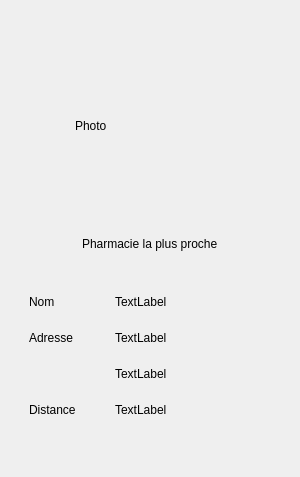
First picture: the form in ProjetsCPP/GeoStation_Projet/pharmaciemozaicwidget.ui, repository CALF75/FormationAJC, before the edit.
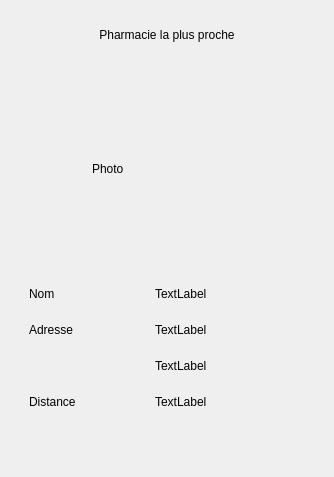
Second picture: the form after the edit. Icons and pictures are not drawn. Custom widgets are drawn as their Qt base class.

```diff
--- a/ProjetsCPP/GeoStation_Projet/pharmaciemozaicwidget.ui
+++ b/ProjetsCPP/GeoStation_Projet/pharmaciemozaicwidget.ui
@@ -12,26 +12,24 @@
   </property>
   <property name="minimumSize">
    <size>
-    <width>300</width>
-    <height>477</height>
+    <width>0</width>
+    <height>0</height>
    </size>
   </property>
   <property name="windowTitle">
    <string>Form</string>
   </property>
-  <layout class="QVBoxLayout" name="verticalLayout_6">
+  <layout class="QGridLayout" name="gridLayout_3">
+   <item row="0" column="0">
+    <widget class="WidgetStyleSheet" name="widget_2" native="true">
+     <layout class="QGridLayout" name="gridLayout_2">
+      <item row="1" column="1">
+       <widget class="QWidget" name="widget" native="true">
+        <layout class="QGridLayout" name="gridLayout_4">
+         <item row="0" column="0">
+          <layout class="QHBoxLayout" name="horizontalLayout">
    <item>
-    <widget class="QWidget" name="widget_2" native="true">
-     <layout class="QHBoxLayout" name="horizontalLayout_6">
-      <item>
-       <widget class="WidgetStyleSheet" name="widget" native="true">
-        <layout class="QHBoxLayout" name="horizontalLayout_4">
-         <item>
-          <layout class="QVBoxLayout" name="verticalLayout_3">
-           <item>
-            <layout class="QHBoxLayout" name="horizontalLayout_3">
-             <item>
-              <spacer name="horizontalSpacer_4">
+            <spacer name="horizontalSpacer">
                <property name="orientation">
                 <enum>Qt::Horizontal</enum>
                </property>
@@ -66,49 +64,6 @@
               </widget>
              </item>
              <item>
-              <spacer name="horizontalSpacer_5">
-               <property name="orientation">
-                <enum>Qt::Horizontal</enum>
-               </property>
-               <property name="sizeHint" stdset="0">
-                <size>
-                 <width>40</width>
-                 <height>20</height>
-                </size>
-               </property>
-              </spacer>
-             </item>
-            </layout>
-           </item>
-           <item>
-            <layout class="QHBoxLayout" name="horizontalLayout_2">
-             <item>
-              <spacer name="horizontalSpacer">
-               <property name="orientation">
-                <enum>Qt::Horizontal</enum>
-               </property>
-               <property name="sizeHint" stdset="0">
-                <size>
-                 <width>40</width>
-                 <height>20</height>
-                </size>
-               </property>
-              </spacer>
-             </item>
-             <item>
-              <widget class="QLabel" name="label">
-               <property name="maximumSize">
-                <size>
-                 <width>16777215</width>
-                 <height>30</height>
-                </size>
-               </property>
-               <property name="text">
-                <string>Pharmacie la plus proche</string>
-               </property>
-              </widget>
-             </item>
-             <item>
               <spacer name="horizontalSpacer_2">
                <property name="orientation">
                 <enum>Qt::Horizontal</enum>
@@ -123,136 +78,194 @@
              </item>
             </layout>
            </item>
-           <item>
-            <layout class="QHBoxLayout" name="horizontalLayout">
-             <item>
-              <layout class="QVBoxLayout" name="verticalLayout">
-               <item>
-                <widget class="QLabel" name="label_nom">
-                 <property name="maximumSize">
-                  <size>
-                   <width>80</width>
-                   <height>16777215</height>
-                  </size>
-                 </property>
-                 <property name="styleSheet">
-                  <string notr="true">background-color: url(none);
-border-color: rgba(255, 255, 255, 0);</string>
-                 </property>
-                 <property name="text">
-                  <string>Nom</string>
-                 </property>
-                </widget>
-               </item>
-               <item>
-                <widget class="QLabel" name="label_adresse">
-                 <property name="maximumSize">
-                  <size>
-                   <width>80</width>
-                   <height>16777215</height>
-                  </size>
-                 </property>
-                 <property name="styleSheet">
-                  <string notr="true">background-color: url(none);
-border-color: rgba(255, 255, 255, 0);</string>
-                 </property>
-                 <property name="text">
-                  <string>Adresse</string>
-                 </property>
-                </widget>
-               </item>
-               <item>
-                <widget class="QLabel" name="label_2">
-                 <property name="maximumSize">
-                  <size>
-                   <width>80</width>
-                   <height>30</height>
-                  </size>
-                 </property>
-                 <property name="styleSheet">
-                  <string notr="true">background-color: url(none);
-border-color: rgba(255, 255, 255, 0);</string>
-                 </property>
-                 <property name="text">
-                  <string/>
-                 </property>
-                </widget>
-               </item>
-               <item>
-                <widget class="QLabel" name="label_distance">
-                 <property name="maximumSize">
-                  <size>
-                   <width>80</width>
-                   <height>16777215</height>
-                  </size>
-                 </property>
-                 <property name="styleSheet">
-                  <string notr="true">background-color: url(none);
-border-color: rgba(255, 255, 255, 0);</string>
-                 </property>
-                 <property name="text">
-                  <string>Distance</string>
-                 </property>
-                </widget>
-               </item>
-              </layout>
-             </item>
-             <item>
+         <item row="1" column="0">
+          <layout class="QGridLayout" name="gridLayout">
+           <item row="0" column="1">
               <layout class="QVBoxLayout" name="verticalLayout_2">
                <item>
                 <widget class="LabelDyn" name="label_nom2">
+               <property name="minimumSize">
+                <size>
+                 <width>150</width>
+                 <height>20</height>
+                </size>
+               </property>
                  <property name="maximumSize">
                   <size>
-                   <width>16777215</width>
+                 <width>150</width>
                    <height>30</height>
                   </size>
                  </property>
                  <property name="text">
                   <string>TextLabel</string>
                  </property>
+               <property name="alignment">
+                <set>Qt::AlignLeading|Qt::AlignLeft|Qt::AlignVCenter</set>
+               </property>
                 </widget>
                </item>
                <item>
                 <widget class="LabelDyn" name="label_adresse2">
+               <property name="minimumSize">
+                <size>
+                 <width>150</width>
+                 <height>20</height>
+                </size>
+               </property>
                  <property name="maximumSize">
                   <size>
-                   <width>16777215</width>
+                 <width>150</width>
                    <height>30</height>
                   </size>
                  </property>
                  <property name="text">
                   <string>TextLabel</string>
                  </property>
+               <property name="alignment">
+                <set>Qt::AlignLeading|Qt::AlignLeft|Qt::AlignVCenter</set>
+               </property>
                 </widget>
                </item>
                <item>
                 <widget class="LabelDyn" name="label_codePostal">
+               <property name="minimumSize">
+                <size>
+                 <width>150</width>
+                 <height>20</height>
+                </size>
+               </property>
                  <property name="maximumSize">
                   <size>
-                   <width>16777215</width>
+                 <width>150</width>
                    <height>30</height>
                   </size>
                  </property>
                  <property name="text">
                   <string>TextLabel</string>
                  </property>
+               <property name="alignment">
+                <set>Qt::AlignLeading|Qt::AlignLeft|Qt::AlignVCenter</set>
+               </property>
                 </widget>
                </item>
                <item>
                 <widget class="LabelDyn" name="label_distance_2">
+               <property name="minimumSize">
+                <size>
+                 <width>150</width>
+                 <height>20</height>
+                </size>
+               </property>
                  <property name="maximumSize">
                   <size>
-                   <width>16777215</width>
+                 <width>150</width>
                    <height>30</height>
                   </size>
                  </property>
                  <property name="text">
                   <string>TextLabel</string>
                  </property>
+               <property name="alignment">
+                <set>Qt::AlignLeading|Qt::AlignLeft|Qt::AlignVCenter</set>
+               </property>
                 </widget>
                </item>
               </layout>
              </item>
+           <item row="0" column="0">
+            <layout class="QGridLayout" name="gridLayout_5">
+             <item row="3" column="0">
+              <widget class="QLabel" name="label_distance">
+               <property name="minimumSize">
+                <size>
+                 <width>120</width>
+                 <height>20</height>
+                </size>
+               </property>
+               <property name="maximumSize">
+                <size>
+                 <width>120</width>
+                 <height>30</height>
+                </size>
+               </property>
+               <property name="styleSheet">
+                <string notr="true">background-color: url(none);
+border-color: rgba(255, 255, 255, 0);</string>
+               </property>
+               <property name="text">
+                <string>Distance</string>
+               </property>
+              </widget>
+             </item>
+             <item row="1" column="0">
+              <widget class="QLabel" name="label_adresse">
+               <property name="minimumSize">
+                <size>
+                 <width>120</width>
+                 <height>20</height>
+                </size>
+               </property>
+               <property name="maximumSize">
+                <size>
+                 <width>120</width>
+                 <height>30</height>
+                </size>
+               </property>
+               <property name="styleSheet">
+                <string notr="true">background-color: url(none);
+border-color: rgba(255, 255, 255, 0);</string>
+               </property>
+               <property name="text">
+                <string>Adresse</string>
+               </property>
+              </widget>
+             </item>
+             <item row="0" column="0">
+              <widget class="QLabel" name="label_nom">
+               <property name="minimumSize">
+                <size>
+                 <width>120</width>
+                 <height>20</height>
+                </size>
+               </property>
+               <property name="maximumSize">
+                <size>
+                 <width>120</width>
+                 <height>30</height>
+                </size>
+               </property>
+               <property name="styleSheet">
+                <string notr="true">background-color: url(none);
+border-color: rgba(255, 255, 255, 0);</string>
+               </property>
+               <property name="text">
+                <string>Nom</string>
+               </property>
+              </widget>
+             </item>
+             <item row="2" column="0">
+              <widget class="QLabel" name="label_adresse_2">
+               <property name="minimumSize">
+                <size>
+                 <width>0</width>
+                 <height>20</height>
+                </size>
+               </property>
+               <property name="maximumSize">
+                <size>
+                 <width>60</width>
+                 <height>30</height>
+                </size>
+               </property>
+               <property name="styleSheet">
+                <string notr="true">background-color: url(none);
+border-color: rgba(255, 255, 255, 0);</string>
+               </property>
+               <property name="text">
+                <string/>
+               </property>
+              </widget>
+             </item>
             </layout>
            </item>
           </layout>
@@ -260,23 +273,39 @@
         </layout>
        </widget>
       </item>
+      <item row="0" column="1">
+       <widget class="QLabel" name="label">
+        <property name="maximumSize">
+         <size>
+          <width>16777215</width>
+          <height>30</height>
+         </size>
+        </property>
+        <property name="text">
+         <string>Pharmacie la plus proche</string>
+        </property>
+        <property name="alignment">
+         <set>Qt::AlignCenter</set>
+        </property>
+       </widget>
+      </item>
      </layout>
     </widget>
    </item>
   </layout>
  </widget>
  <customwidgets>
-  <customwidget>
-   <class>LabelDyn</class>
-   <extends>QLabel</extends>
-   <header>labeldyn.h</header>
-  </customwidget>
   <customwidget>
    <class>WidgetStyleSheet</class>
    <extends>QWidget</extends>
    <header>widgetstylesheet.h</header>
    <container>1</container>
   </customwidget>
+  <customwidget>
+   <class>LabelDyn</class>
+   <extends>QLabel</extends>
+   <header>labeldyn.h</header>
+  </customwidget>
  </customwidgets>
  <resources/>
  <connections/>
```
Lines whose indentation alone changed are shown as unchanged.
